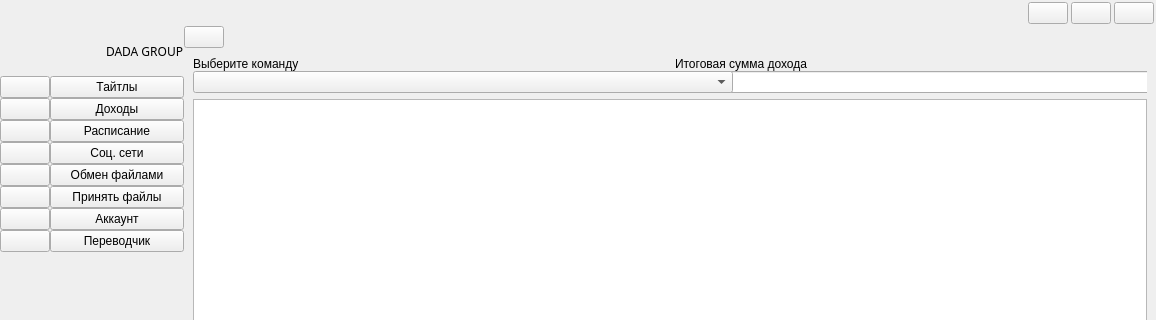
Above: front/ui.ui from Resmko99/Is-for-translator before the change; both pictures show x 0 to 1156 and y 0 to 320 of the 1156 by 768 pixel window. Below: the same form after it.
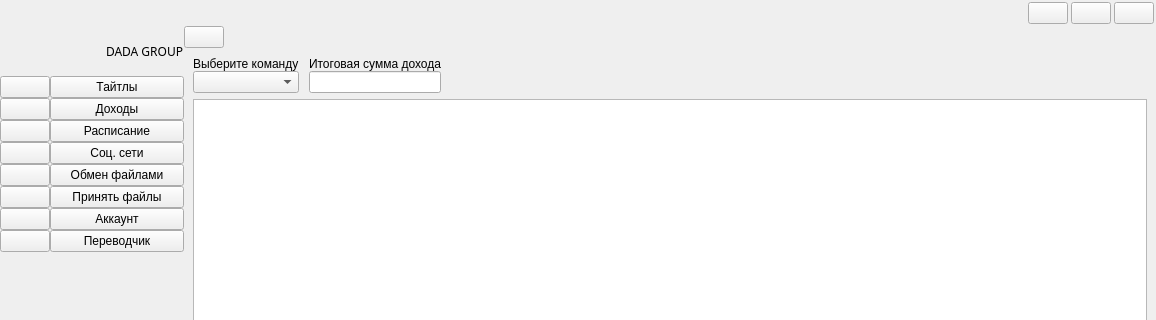
That is the form after the change. The open tabs and pages were chosen to show the change. Icons and pictures are not drawn.

```diff
--- a/front/ui.ui
+++ b/front/ui.ui
@@ -2025,14 +2025,14 @@
                <item row="2" column="2">
                 <widget class="QLineEdit" name="totalIncomeEdit">
                  <property name="sizePolicy">
-                  <sizepolicy hsizetype="Fixed" vsizetype="Fixed">
+                  <sizepolicy hsizetype="Preferred" vsizetype="Preferred">
                    <horstretch>0</horstretch>
                    <verstretch>0</verstretch>
                   </sizepolicy>
                  </property>
                  <property name="minimumSize">
                   <size>
-                   <width>540</width>
+                   <width>0</width>
                    <height>0</height>
                   </size>
                  </property>
@@ -2047,14 +2047,14 @@
                <item row="2" column="0">
                 <widget class="QComboBox" name="crewComboBox">
                  <property name="sizePolicy">
-                  <sizepolicy hsizetype="Fixed" vsizetype="Fixed">
+                  <sizepolicy hsizetype="Preferred" vsizetype="Preferred">
                    <horstretch>0</horstretch>
                    <verstretch>0</verstretch>
                   </sizepolicy>
                  </property>
                  <property name="minimumSize">
                   <size>
-                   <width>540</width>
+                   <width>0</width>
                    <height>0</height>
                   </size>
                  </property>
```
Left out of the diff: 13 changed lines with no effect on the pictures.
